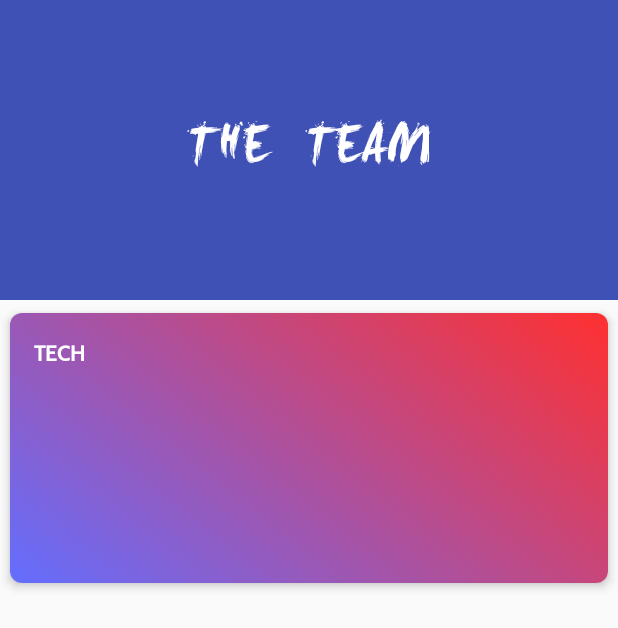
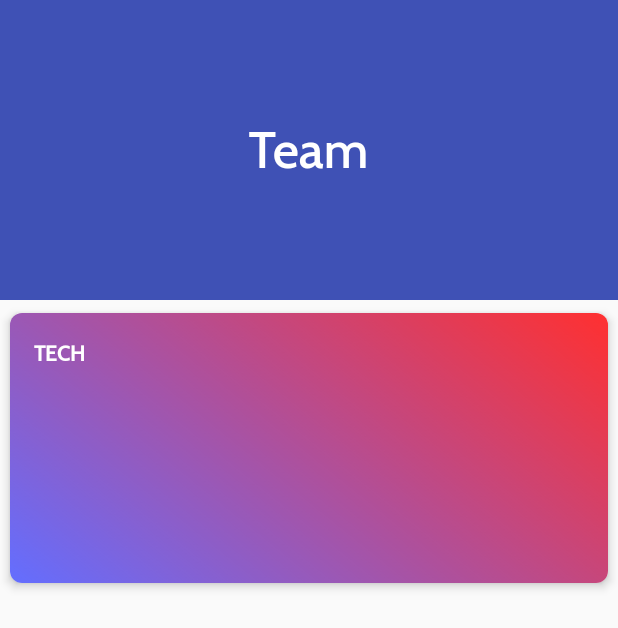
Before and after one commit to bapspatil/Pantheon, an Android app: the screen it shows after launch (TeamActivity), on a phone screen of 412 x 824 dp. Shown: the top 628 px of the screen. Run offline under Robolectric (Android 15) with nearby library versions, the light colour scheme and no system bars; our stand-ins replace ButterKnife, CircleImageView; libraries missing offline, so code that uses them is left out: org.aviran.cookiebar2; pictures from the network do not load; 1 statement that could not run was skipped.

Commit message:
Changes in RecyclerView of team info

```diff
--- a/app/src/main/java/bapspatil/pantheon/ui/TeamActivity.java
+++ b/app/src/main/java/bapspatil/pantheon/ui/TeamActivity.java
@@ -40,7 +40,7 @@ public class TeamActivity extends AppCompatActivity {
         setSupportActionBar(toolbar);
         collapsingToolbar.setExpandedTitleColor(ContextCompat.getColor(this, android.R.color.white));
         collapsingToolbar.setCollapsedTitleTextColor(ContextCompat.getColor(this, android.R.color.white));
-        Typeface typeface = ResourcesCompat.getFont(this, R.font.levi);
+        Typeface typeface = ResourcesCompat.getFont(this, R.font.cabin_medium);
         collapsingToolbar.setCollapsedTitleTypeface(typeface);
         collapsingToolbar.setExpandedTitleTypeface(typeface);
     }
--- a/app/src/main/res/layout/activity_team.xml
+++ b/app/src/main/res/layout/activity_team.xml
@@ -22,7 +22,7 @@
             app:scrimAnimationDuration="750"
             app:statusBarScrim="@color/colorPrimary"
             app:toolbarId="@id/toolbar"
-            app:title="THE  TEAM">
+            app:title="Team">
 
             <ImageView
                 android:id="@+id/header_iv"
--- a/app/src/main/res/layout/rv_team_member.xml
+++ b/app/src/main/res/layout/rv_team_member.xml
@@ -10,8 +10,8 @@
 
     <de.hdodenhof.circleimageview.CircleImageView
         android:id="@+id/avatar_iv"
-        android:layout_width="96dp"
-        android:layout_height="96dp"
+        android:layout_width="90dp"
+        android:layout_height="90dp"
         android:layout_marginTop="8dp"
         android:layout_gravity="center"
         app:civ_border_color="#FFF"
@@ -20,7 +20,7 @@
 
     <TextView
         android:id="@+id/name_tv"
-        android:layout_width="96dp"
+        android:layout_width="90dp"
         android:layout_height="wrap_content"
         android:layout_gravity="center"
         android:padding="8dp"
```
Also changed, not shown: app/src/main/res/font/levi.ttf (deleted), 1 other file.
